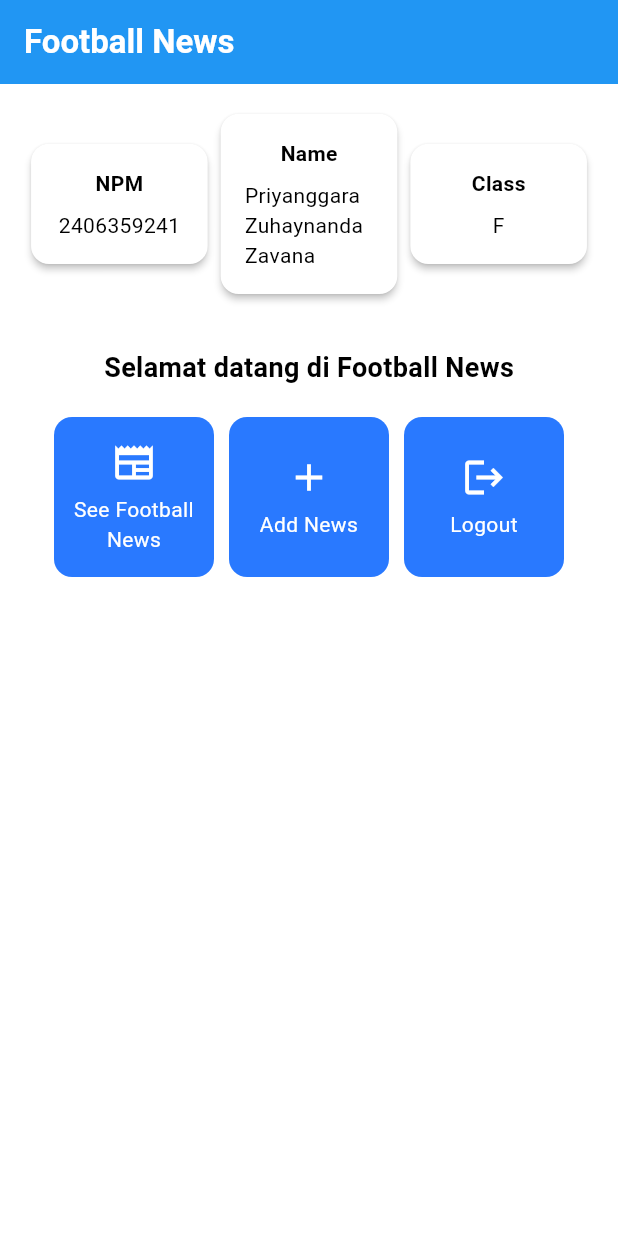
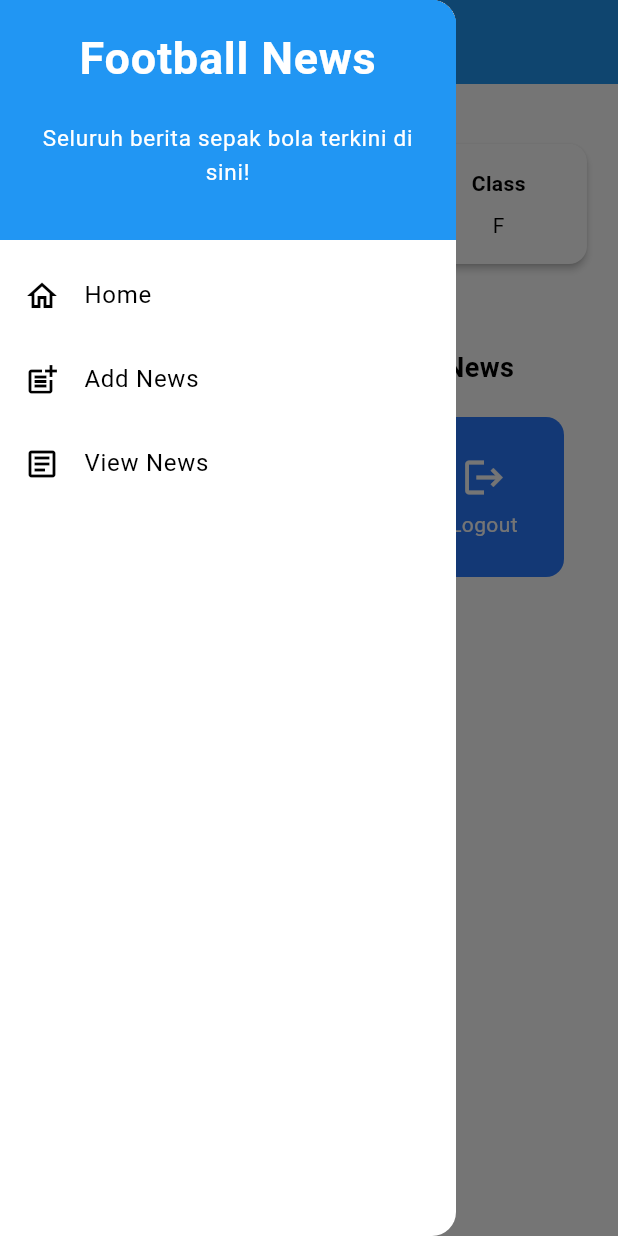
Before and after one commit to Priyzz/football-news-mobile, a Flutter app: the screen it shows after launch, with the side drawer open (before the commit the screen has no drawer), on a phone screen of 412 x 824 dp. Run offline on Flutter 3.47's test engine with Material 3 defaults, Android fonts, the phone set to English and light mode, and no system bars.

Commit message:
Tutorial 7 done

```diff
--- a/lib/main.dart
+++ b/lib/main.dart
@@ -1,5 +1,5 @@
 import 'package:flutter/material.dart';
-import 'package:football_news/menu.dart';
+import 'package:football_news/screens/menu.dart';
 
 void main() {
   runApp(const MyApp());
--- a/lib/menu.dart
+++ b/lib/screens/menu.dart
@@ -1,4 +1,6 @@
 import 'package:flutter/material.dart';
+import 'package:football_news/widgets/left_drawer.dart';
+import 'package:football_news/widgets/news_card.dart';
 
 class MyHomePage extends StatelessWidget {
     MyHomePage({super.key});
@@ -24,6 +26,8 @@ class MyHomePage extends StatelessWidget {
         // Warna latar belakang AppBar diambil dari skema warna tema aplikasi.
         backgroundColor: Theme.of(context).colorScheme.primary,
       ),
+
+      drawer: const LeftDrawer(),
       // Body halaman dengan padding di sekelilingnya.
       body: Padding(
         padding: const EdgeInsets.all(16.0),
@@ -132,57 +136,3 @@ class ItemHomepage {
 
  ItemHomepage(this.name, this.icon);
 }
-
-class ItemCard extends StatelessWidget {
-  // Menampilkan kartu dengan ikon dan nama.
-
-  final ItemHomepage item;
-
-  const ItemCard(this.item, {super.key});
-
-  @override
-  Widget build(BuildContext context) {
-    return Material(
-      // Menentukan warna latar belakang dari tema aplikasi.
-      color: Theme.of(context).colorScheme.secondary,
-      // Membuat sudut kartu melengkung.
-      borderRadius: BorderRadius.circular(12),
-
-      child: InkWell(
-        // Aksi ketika kartu ditekan.
-        onTap: () {
-          // Menampilkan pesan SnackBar saat kartu ditekan.
-          ScaffoldMessenger.of(context)
-            ..hideCurrentSnackBar()
-            ..showSnackBar(
-              SnackBar(content: Text("Kamu telah menekan tombol ${item.name}!"))
-            );
-        },
-        // Container untuk menyimpan Icon dan Text
-        child: Container(
-          padding: const EdgeInsets.all(8),
-          child: Center(
-            child: Column(
-              // Menyusun ikon dan teks di tengah kartu.
-              mainAxisAlignment: MainAxisAlignment.center,
-              children: [
-                Icon(
-                  item.icon,
-                  color: Colors.white,
-                  size: 30.0,
-                ),
-                const Padding(padding: EdgeInsets.all(3)),
-                Text(
-                  item.name,
-                  textAlign: TextAlign.center,
-                  style: const TextStyle(color: Colors.white),
-                ),
-              ],
-            ),
-          ),
-        ),
-      ),
-    );
-  }
-
-}
--- /dev/null
+++ b/lib/widgets/left_drawer.dart
@@ -0,0 +1,90 @@
+import 'package:flutter/material.dart';
+import 'package:football_news/screens/menu.dart';
+// TODO: Impor halaman NewsFormPage jika sudah dibuat
+import 'package:football_news/screens/newslist_form.dart';
+
+class LeftDrawer extends StatelessWidget {
+  const LeftDrawer({super.key});
+
+  @override
+  Widget build(BuildContext context) {
+    return Drawer(
+      child: ListView(
+        children: [
+          const DrawerHeader(
+            // TODO: Bagian drawer header
+            decoration: BoxDecoration(
+                color: Colors.blue,
+            ),
+            child: Column(
+                children: [
+                Text(
+                    'Football News',
+                    textAlign: TextAlign.center,
+                    style: TextStyle(
+                    fontSize: 30,
+                    fontWeight: FontWeight.bold,
+                    color: Colors.white,
+                    ),
+                ),
+                Padding(padding: EdgeInsets.all(10)),
+                Text("Seluruh berita sepak bola terkini di sini!",
+                    // TODO: Tambahkan gaya teks dengan center alignment, font ukuran 15, warna putih, dan weight biasa
+                        textAlign: TextAlign.center,
+                        style: TextStyle(
+                        fontSize: 15,
+                        color: Colors.white,
+                        fontWeight: FontWeight.normal,
+                        ),
+                    ),
+                ],
+            ),
+          ),
+          // TODO: Bagian routing
+            ListTile(
+            leading: const Icon(Icons.home_outlined),
+            title: const Text('Home'),
+            // Bagian redirection ke MyHomePage
+            onTap: () {
+                Navigator.pushReplacement(
+                    context,
+                    MaterialPageRoute(
+                    builder: (context) => MyHomePage(),
+                    ));
+            },
+            ),
+            ListTile(
+                leading: const Icon(Icons.post_add),
+                title: const Text('Add News'),
+                // Bagian redirection ke NewsFormPage
+                onTap: () {
+                    /*
+                    TODO: Buatlah routing ke NewsFormPage di sini,
+                    setelah halaman NewsFormPage sudah dibuat.
+                    */
+                    Navigator.pop(context);
+                    Navigator.pushReplacement(
+                        context,
+                        MaterialPageRoute(builder: (context) => NewsFormPage()),
+                    );
+                },
+            ),
+            // TODO: Buat ListTile baru untuk ke halaman melihat news
+            ListTile(
+                leading: const Icon(Icons.article_outlined),
+                title: const Text('View News'),
+                onTap: () {
+                    // Tutup drawer lalu pindah ke halaman daftar berita.
+                    // Jika kamu punya halaman khusus mis. NewsListPage, ganti MyHomePage -> NewsListPage()
+                    Navigator.pop(context);
+                    Navigator.pushReplacement(
+                    context,
+                    MaterialPageRoute(builder: (context) => MyHomePage()),
+                    );
+                },
+            ),
+        ],
+      ),
+    );
+  }
+}
--- /dev/null
+++ b/lib/widgets/news_card.dart
@@ -0,0 +1,66 @@
+import 'package:flutter/material.dart';
+import 'package:football_news/screens/menu.dart';
+import 'package:football_news/screens/newslist_form.dart';
+
+class ItemCard extends StatelessWidget {
+  // Menampilkan kartu dengan ikon dan nama.
+
+  final ItemHomepage item;
+
+  const ItemCard(this.item, {super.key});
+
+  @override
+  Widget build(BuildContext context) {
+    return Material(
+      // Menentukan warna latar belakang dari tema aplikasi.
+      color: Theme.of(context).colorScheme.secondary,
+      // Membuat sudut kartu melengkung.
+      borderRadius: BorderRadius.circular(12),
+
+      child: InkWell(
+        // Area responsif terhadap sentuhan
+        onTap: () {
+          // Memunculkan SnackBar ketika diklik
+          ScaffoldMessenger.of(context)
+            ..hideCurrentSnackBar()
+            ..showSnackBar(SnackBar(
+                content: Text("Kamu telah menekan tombol ${item.name}!")));
+
+          // Navigate ke route yang sesuai (tergantung jenis tombol)
+          if (item.name == "Add News") {
+              Navigator.push(
+                context,
+                MaterialPageRoute(
+                  builder: (context) => const NewsFormPage(), // Pastikan nama class-nya benar
+                ),
+              );
+            }
+        },
+        // Container untuk menyimpan Icon dan Text
+        child: Container(
+          padding: const EdgeInsets.all(8),
+          child: Center(
+            child: Column(
+              // Menyusun ikon dan teks di tengah kartu.
+              mainAxisAlignment: MainAxisAlignment.center,
+              children: [
+                Icon(
+                  item.icon,
+                  color: Colors.white,
+                  size: 30.0,
+                ),
+                const Padding(padding: EdgeInsets.all(3)),
+                Text(
+                  item.name,
+                  textAlign: TextAlign.center,
+                  style: const TextStyle(color: Colors.white),
+                ),
+              ],
+            ),
+          ),
+        ),
+      ),
+    );
+  }
+
+}
```
Also changed, not shown: form_sample/analysis_options.yaml (added, +28 -0 lines), form_sample/lib/main.dart (added, +64 -0 lines), form_sample/pubspec.yaml (added, +89 -0 lines), lib/screens/newslist_form.dart (added, +228 -0 lines), form_sample/pubspec.lock (added), 124 other files.
